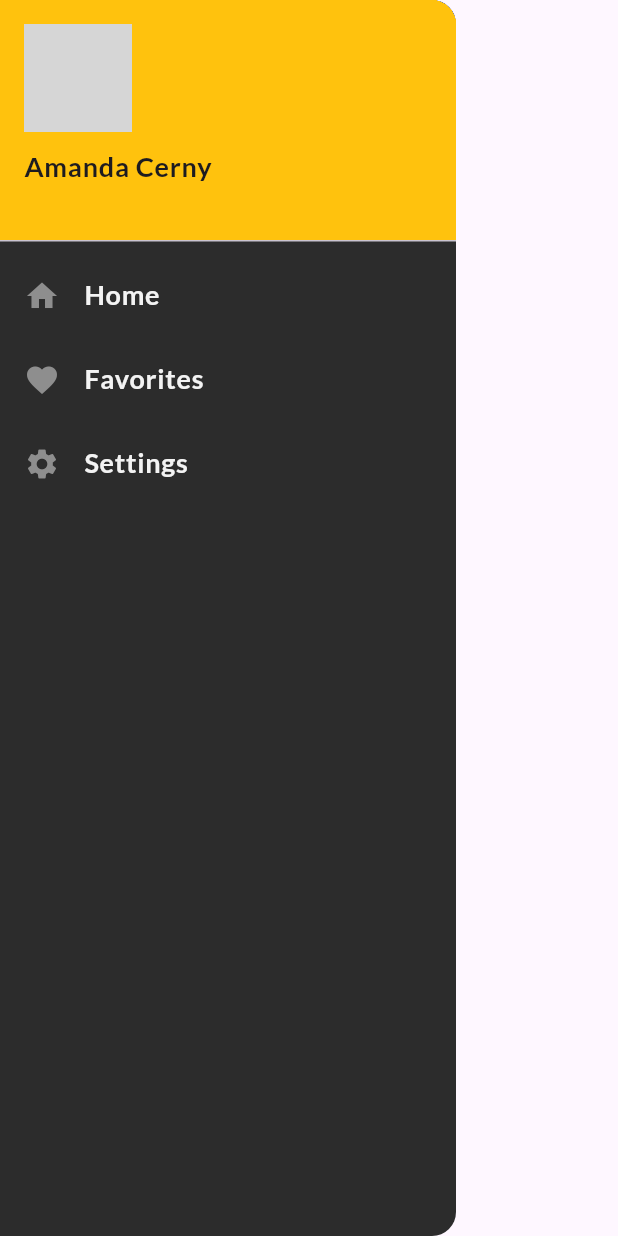
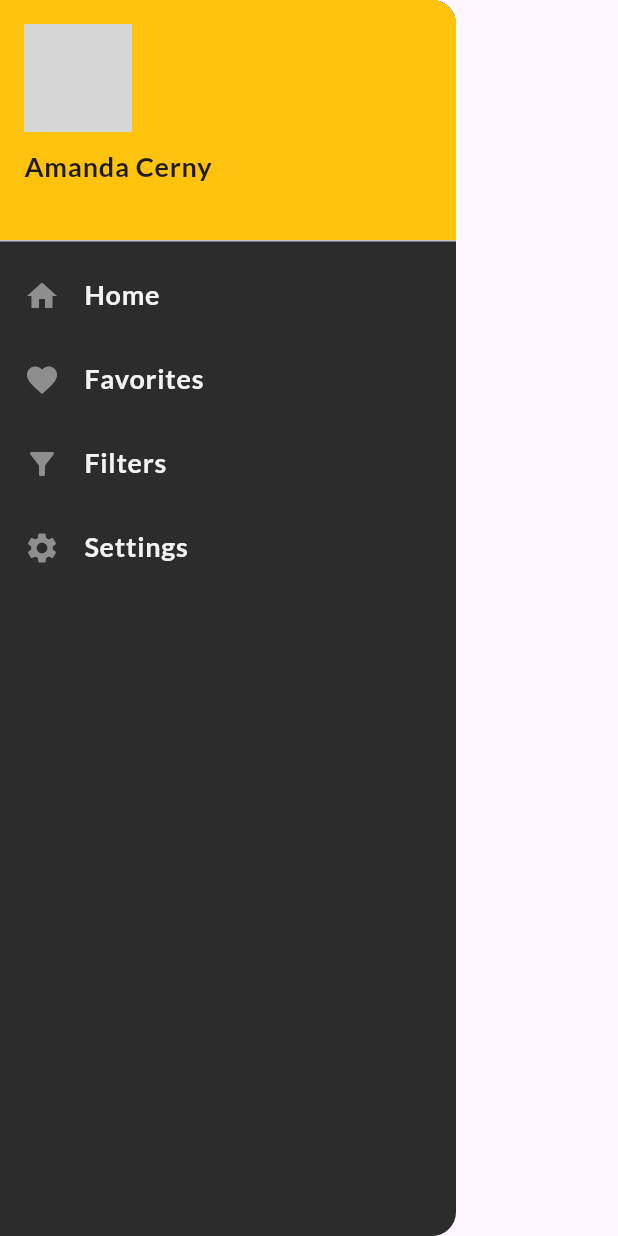
Before and after one commit to kalph1998/food-menu, a Flutter app: the MainDrawer widget shown alone on an empty page, opened directly, on a phone screen of 412 x 824 dp. Run offline on Flutter 3.47's test engine with Material 2 defaults, Android fonts, the phone set to English and light mode, and no system bars; our stand-ins replace flutter_rating_bar, google_fonts; network calls fail; grey boxes are pictures that could not be loaded.

```diff
--- a/lib/widgets/mainDrawer.dart
+++ b/lib/widgets/mainDrawer.dart
@@ -74,6 +74,23 @@ class MainDrawer extends StatelessWidget {
           ),
           ListTile(
             leading: Icon(
+              Icons.filter_alt,
+              color: kDarkGreyFontColor,
+            ),
+            title: Text(
+              'Filters',
+              style: TextStyle(
+                  color: kLightFontColor,
+                  fontSize: 18,
+                  fontWeight: FontWeight.bold),
+            ),
+            onTap: () {
+              // Update the state of the app.
+              // ...
+            },
+          ),
+          ListTile(
+            leading: Icon(
               Icons.settings,
               color: kDarkGreyFontColor,
             ),
--- a/lib/widgets/mealInfo.dart
+++ b/lib/widgets/mealInfo.dart
@@ -14,7 +14,6 @@ class _MealInfoState extends State<MealInfo> {
   TabValues selectedTab = TabValues.instructions;
   @override
   Widget build(BuildContext context) {
-    print(widget.selectedMeal.complexity);
     return Container(
       padding: const EdgeInsets.symmetric(horizontal: 20, vertical: 30),
       child: Column(
--- a/pubspec.yaml
+++ b/pubspec.yaml
@@ -36,6 +36,7 @@ dependencies:
   cupertino_icons: ^1.0.2
   google_fonts: ^4.0.5
   flutter_rating_bar: ^4.0.1
+  riverpod: ^2.3.6
 
 dev_dependencies:
   flutter_test:
```
Also changed, not shown: pubspec.lock.
